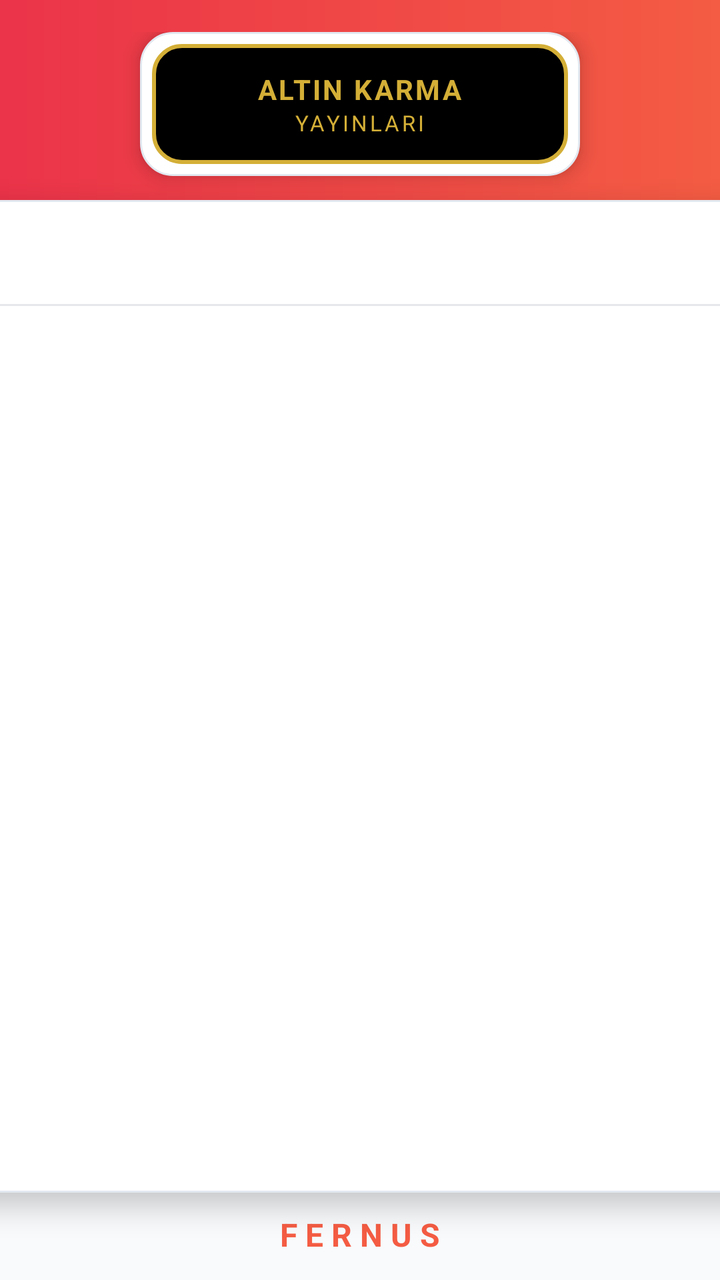
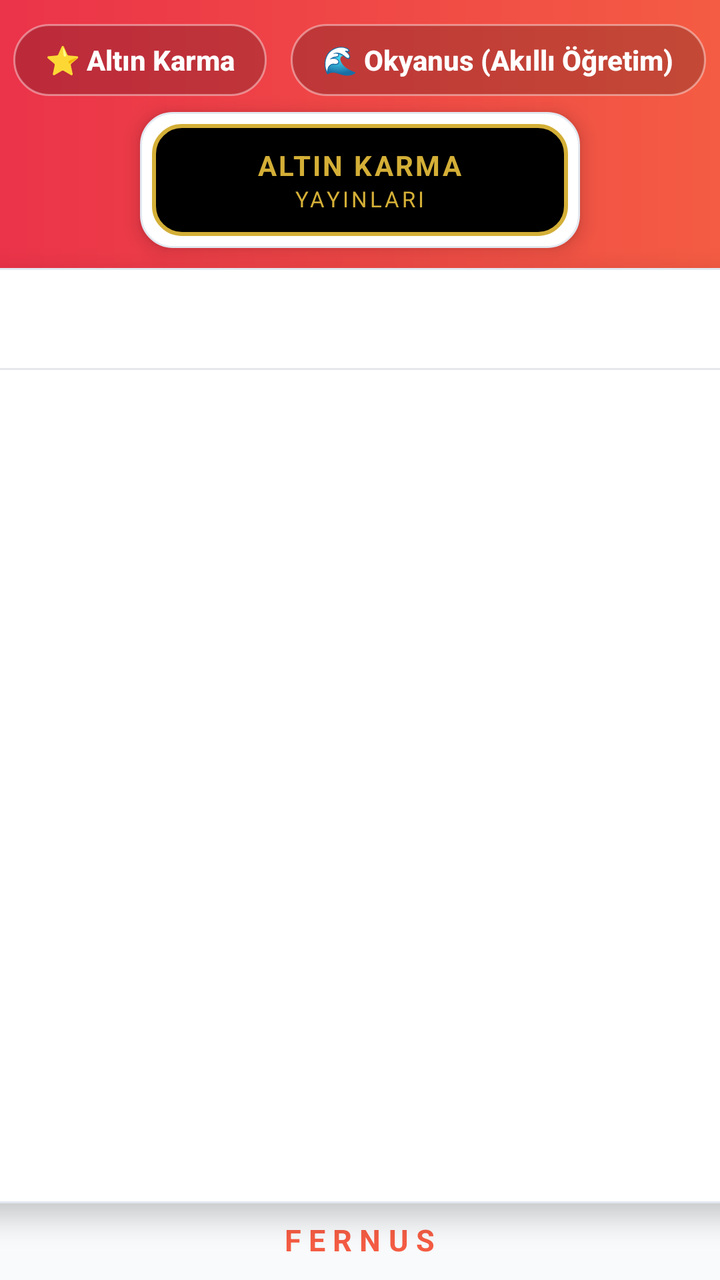

The first picture is an Android layout as it rendered before a commit; the second is the same layout after the commit. The layout source and the unified diff follow.
<!-- AndroidManifest.xml: application theme Theme.VideoCozumTV -->
<!-- res/layout/activity_main.xml -->
<?xml version="1.0" encoding="utf-8"?>
<RelativeLayout xmlns:android="http://schemas.android.com/apk/res/android"
    android:layout_width="match_parent"
    android:layout_height="match_parent"
    android:background="#F8FAFC">

    
    <View
        android:layout_width="match_parent"
        android:layout_height="180dp"
        android:background="@drawable/bg_header_gradient" />

    
    <LinearLayout
        android:layout_width="match_parent"
        android:layout_height="match_parent"
        android:gravity="center_horizontal"
        android:orientation="vertical"
        android:paddingTop="16dp"
        android:paddingBottom="12dp">

        
        <FrameLayout
            android:layout_width="220dp"
            android:layout_height="72dp"
            android:layout_marginBottom="12dp"
            android:background="@drawable/card_white_rounded"
            android:elevation="6dp"
            android:padding="6dp">

            <LinearLayout
                android:layout_width="match_parent"
                android:layout_height="match_parent"
                android:background="@drawable/badge_logo"
                android:gravity="center"
                android:orientation="vertical">

                <TextView
                    android:layout_width="wrap_content"
                    android:layout_height="wrap_content"
                    android:letterSpacing="0.08"
                    android:text="ALTIN KARMA"
                    android:textColor="#D4AF37"
                    android:textSize="14sp"
                    android:textStyle="bold" />

                <TextView
                    android:layout_width="wrap_content"
                    android:layout_height="wrap_content"
                    android:letterSpacing="0.12"
                    android:text="YAYINLARI"
                    android:textColor="#D4AF37"
                    android:textSize="11sp" />
            </LinearLayout>
        </FrameLayout>

        
        <LinearLayout
            android:layout_width="720dp"
            android:layout_height="0dp"
            android:layout_weight="1"
            android:background="@drawable/card_white_rounded"
            android:elevation="8dp"
            android:orientation="vertical">

            
            <LinearLayout
                android:id="@+id/layout_header_bar"
                android:layout_width="match_parent"
                android:layout_height="48dp"
                android:gravity="center_vertical"
                android:orientation="horizontal"
                android:paddingStart="12dp"
                android:paddingEnd="16dp"
                android:visibility="gone">

                <ImageButton
                    android:id="@+id/btn_back"
                    android:layout_width="40dp"
                    android:layout_height="40dp"
                    android:background="?attr/selectableItemBackgroundBorderless"
                    android:clickable="true"
                    android:contentDescription="Geri Dön"
                    android:focusable="true"
                    android:src="@drawable/ic_arrow_back" />

                <TextView
                    android:id="@+id/txt_header_title"
                    android:layout_width="0dp"
                    android:layout_height="wrap_content"
                    android:layout_marginStart="8dp"
                    android:layout_weight="1"
                    android:ellipsize="end"
                    android:maxLines="1"
                    android:textColor="#1F2937"
                    android:textSize="18sp"
                    android:textStyle="bold" />
            </LinearLayout>

            
            <LinearLayout
                android:layout_width="match_parent"
                android:layout_height="52dp"
                android:gravity="center_vertical"
                android:orientation="horizontal"
                android:paddingStart="20dp"
                android:paddingEnd="20dp">

                <ImageView
                    android:layout_width="22dp"
                    android:layout_height="22dp"
                    android:layout_marginEnd="12dp"
                    android:src="@drawable/ic_search" />

                <EditText
                    android:id="@+id/edt_search"
                    android:layout_width="match_parent"
                    android:layout_height="match_parent"
                    android:background="@null"
                    android:hint="Yazmaya başla..."
                    android:focusable="false"
                    android:clickable="true"
                    android:imeOptions="actionSearch"
                    android:inputType="text"
                    android:singleLine="true"
                    android:textColor="#374151"
                    android:textColorHint="#9CA3AF"
                    android:textSize="16sp" />
            </LinearLayout>

            
            <View
                android:layout_width="match_parent"
                android:layout_height="1dp"
                android:background="#E5E7EB" />

            
            <FrameLayout
                android:layout_width="match_parent"
                android:layout_height="0dp"
                android:layout_weight="1">

                <androidx.recyclerview.widget.RecyclerView
                    android:id="@+id/recycler_source_list"
                    android:layout_width="match_parent"
                    android:layout_height="match_parent"
                    android:scrollbars="vertical" />

                <ProgressBar
                    android:id="@+id/progress_loading"
                    android:layout_width="48dp"
                    android:layout_height="48dp"
                    android:layout_gravity="center"
                    android:indeterminateTint="#F45C43"
                    android:visibility="gone" />
            </FrameLayout>

        </LinearLayout>

        
        <TextView
            android:layout_width="wrap_content"
            android:layout_height="wrap_content"
            android:layout_marginTop="10dp"
            android:letterSpacing="0.25"
            android:text="FERNUS"
            android:textColor="#F45C43"
            android:textSize="16sp"
            android:textStyle="bold" />

    </LinearLayout>

</RelativeLayout>
<!-- resources referenced by this layout -->
<resources>
  <!-- drawable badge_logo (drawable) -->
  <?xml version="1.0" encoding="utf-8"?>
  <shape xmlns:android="http://schemas.android.com/apk/res/android"
      android:shape="rectangle">
      <corners android:radius="14dp" />
      <solid android:color="#000000" />
      <stroke android:width="2dp" android:color="#D4AF37" />
  </shape>
  <!-- drawable bg_header_gradient (drawable) -->
  <?xml version="1.0" encoding="utf-8"?>
  <shape xmlns:android="http://schemas.android.com/apk/res/android"
      android:shape="rectangle">
      <gradient
          android:angle="0"
          android:endColor="#F45C43"
          android:startColor="#EB3349"
          android:type="linear" />
  </shape>
  <!-- drawable card_white_rounded (drawable) -->
  <?xml version="1.0" encoding="utf-8"?>
  <shape xmlns:android="http://schemas.android.com/apk/res/android"
      android:shape="rectangle">
      <corners android:radius="16dp" />
      <solid android:color="#FFFFFF" />
      <stroke android:width="1dp" android:color="#E2E8F0" />
  </shape>
  <!-- drawable ic_arrow_back (drawable) -->
  <?xml version="1.0" encoding="utf-8"?>
  <vector xmlns:android="http://schemas.android.com/apk/res/android"
      android:width="28dp"
      android:height="28dp"
      android:viewportWidth="24"
      android:viewportHeight="24">
      <path
          android:fillColor="#374151"
          android:pathData="M20,11H7.83l5.59,-5.59L12,4l-8,8 8,8 1.41,-1.41L7.83,13H20v-2z" />
  </vector>
  <!-- drawable ic_search (drawable) -->
  <?xml version="1.0" encoding="utf-8"?>
  <vector xmlns:android="http://schemas.android.com/apk/res/android"
      android:width="24dp"
      android:height="24dp"
      android:viewportWidth="24"
      android:viewportHeight="24">
      <path
          android:fillColor="#9CA3AF"
          android:pathData="M15.5,14h-0.79l-0.28,-0.27C15.41,12.59 16,11.11 16,9.5 16,5.91 13.09,3 9.5,3S3,5.91 3,9.5 5.91,16 9.5,16c1.61,0 3.09,-0.59 4.23,-1.57l0.27,0.28v0.79l5,4.99L20.49,19l-4.99,-5zM9.5,14C7.01,14 5,11.99 5,9.5S7.01,5 9.5,5 14,7.01 14,9.5 11.99,14 9.5,14z" />
  </vector>
  <style name="Theme.VideoCozumTV" parent="Theme.MaterialComponents.DayNight.NoActionBar">
          <item name="android:windowBackground">@color/bg_main</item>
          <item name="android:textColorPrimary">@color/text_primary</item>
          <item name="android:statusBarColor">@color/bg_main</item>
          <item name="android:navigationBarColor">@color/bg_main</item>
      </style>
  <color name="bg_main">#0B1120</color>
  <color name="text_primary">#F8FAFC</color>
</resources>

<!-- the commit's change to res/layout/activity_main.xml (unified diff, before → after) -->
@@ -6,8 +6,9 @@
 
     
     <View
+        android:id="@+id/bg_header"
         android:layout_width="match_parent"
-        android:layout_height="180dp"
+        android:layout_height="190dp"
         android:background="@drawable/bg_header_gradient" />
 
     
@@ -16,19 +17,61 @@
         android:layout_height="match_parent"
         android:gravity="center_horizontal"
         android:orientation="vertical"
-        android:paddingTop="16dp"
-        android:paddingBottom="12dp">
+        android:paddingTop="12dp"
+        android:paddingBottom="10dp">
+
+        
+        <LinearLayout
+            android:layout_width="wrap_content"
+            android:layout_height="wrap_content"
+            android:layout_marginBottom="8dp"
+            android:gravity="center"
+            android:orientation="horizontal">
+
+            <Button
+                android:id="@+id/btn_tab_altinkarma"
+                android:layout_width="wrap_content"
+                android:layout_height="36dp"
+                android:layout_marginEnd="12dp"
+                android:background="@drawable/tab_button_selector"
+                android:clickable="true"
+                android:focusable="true"
+                android:paddingStart="16dp"
+                android:paddingEnd="16dp"
+                android:text="⭐ Altın Karma"
+                android:textAllCaps="false"
+                android:textColor="@color/tab_text_color"
+                android:textSize="14sp"
+                android:textStyle="bold" />
+
+            <Button
+                android:id="@+id/btn_tab_okyanus"
+                android:layout_width="wrap_content"
+                android:layout_height="36dp"
+                android:background="@drawable/tab_button_selector"
+                android:clickable="true"
+                android:focusable="true"
+                android:paddingStart="16dp"
+                android:paddingEnd="16dp"
+                android:text="🌊 Okyanus (Akıllı Öğretim)"
+                android:textAllCaps="false"
+                android:textColor="@color/tab_text_color"
+                android:textSize="14sp"
+                android:textStyle="bold" />
+        </LinearLayout>
 
         
         <FrameLayout
+            android:id="@+id/badge_container"
             android:layout_width="220dp"
-            android:layout_height="72dp"
-            android:layout_marginBottom="12dp"
+            android:layout_height="68dp"
+            android:layout_marginBottom="10dp"
             android:background="@drawable/card_white_rounded"
             android:elevation="6dp"
             android:padding="6dp">
 
             <LinearLayout
+                android:id="@+id/badge_inner"
                 android:layout_width="match_parent"
                 android:layout_height="match_parent"
                 android:background="@drawable/badge_logo"
@@ -36,6 +79,7 @@
                 android:orientation="vertical">
 
                 <TextView
+                    android:id="@+id/txt_badge_line1"
                     android:layout_width="wrap_content"
                     android:layout_height="wrap_content"
                     android:letterSpacing="0.08"
@@ -45,6 +89,7 @@
                     android:textStyle="bold" />
 
                 <TextView
+                    android:id="@+id/txt_badge_line2"
                     android:layout_width="wrap_content"
                     android:layout_height="wrap_content"
                     android:letterSpacing="0.12"
@@ -56,7 +101,7 @@
 
         
         <LinearLayout
-            android:layout_width="720dp"
+            android:layout_width="740dp"
             android:layout_height="0dp"
             android:layout_weight="1"
             android:background="@drawable/card_white_rounded"
@@ -65,95 +110,190 @@
 
             
             <LinearLayout
-                android:id="@+id/layout_header_bar"
+                android:id="@+id/container_altinkarma"
                 android:layout_width="match_parent"
-                android:layout_height="48dp"
-                android:gravity="center_vertical"
-                android:orientation="horizontal"
-                android:paddingStart="12dp"
-                android:paddingEnd="16dp"
-                android:visibility="gone">
-
-                <ImageButton
-                    android:id="@+id/btn_back"
-                    android:layout_width="40dp"
-                    android:layout_height="40dp"
-                    android:background="?attr/selectableItemBackgroundBorderless"
-                    android:clickable="true"
-                    android:contentDescription="Geri Dön"
-                    android:focusable="true"
-                    android:src="@drawable/ic_arrow_back" />
-
-                <TextView
-                    android:id="@+id/txt_header_title"
-                    android:layout_width="0dp"
-                    android:layout_height="wrap_content"
-                    android:layout_marginStart="8dp"
+                android:layout_height="match_parent"
+                android:orientation="vertical"
+                android:visibility="visible">
+
+                
+                <LinearLayout
+                    android:id="@+id/layout_header_bar"
+                    android:layout_width="match_parent"
+                    android:layout_height="48dp"
+                    android:gravity="center_vertical"
+                    android:orientation="horizontal"
+                    android:paddingStart="12dp"
+                    android:paddingEnd="16dp"
+                    android:visibility="gone">
+
+                    <ImageButton
+                        android:id="@+id/btn_back"
+                        android:layout_width="40dp"
+                        android:layout_height="40dp"
+                        android:background="?attr/selectableItemBackgroundBorderless"
+                        android:clickable="true"
+                        android:contentDescription="Geri Dön"
+                        android:focusable="true"
+                        android:src="@drawable/ic_arrow_back" />
+
+                    <TextView
+                        android:id="@+id/txt_header_title"
+                        android:layout_width="0dp"
+                        android:layout_height="wrap_content"
+                        android:layout_marginStart="8dp"
+                        android:layout_weight="1"
+                        android:ellipsize="end"
+                        android:maxLines="1"
+                        android:textColor="#1F2937"
+                        android:textSize="18sp"
+                        android:textStyle="bold" />
+                </LinearLayout>
+
+                
+                <LinearLayout
+                    android:layout_width="match_parent"
+                    android:layout_height="50dp"
+                    android:gravity="center_vertical"
+                    android:orientation="horizontal"
+                    android:paddingStart="20dp"
+                    android:paddingEnd="20dp">
+
+                    <ImageView
+                        android:layout_width="22dp"
+                        android:layout_height="22dp"
+                        android:layout_marginEnd="12dp"
+                        android:src="@drawable/ic_search" />
+
+                    <EditText
+                        android:id="@+id/edt_search"
+                        android:layout_width="match_parent"
+                        android:layout_height="match_parent"
+                        android:background="@null"
+                        android:clickable="true"
+                        android:focusable="false"
+                        android:hint="Yazmaya başla..."
+                        android:imeOptions="actionSearch"
+                        android:inputType="text"
+                        android:singleLine="true"
+                        android:textColor="#374151"
+                        android:textColorHint="#9CA3AF"
+                        android:textSize="16sp" />
+                </LinearLayout>
+
+                
+                <View
+                    android:layout_width="match_parent"
+                    android:layout_height="1dp"
+                    android:background="#E5E7EB" />
+
+                
+                <FrameLayout
+                    android:layout_width="match_parent"
+                    android:layout_height="0dp"
                     android:layout_weight="1"
-                    android:ellipsize="end"
-                    android:maxLines="1"
-                    android:textColor="#1F2937"
-                    android:textSize="18sp"
-                    android:textStyle="bold" />
+                    android:paddingTop="4dp"
+                    android:paddingBottom="4dp">
+
+                    <androidx.recyclerview.widget.RecyclerView
+                        android:id="@+id/recycler_source_list"
+                        android:layout_width="match_parent"
+                        android:layout_height="match_parent"
+                        android:clipToPadding="false"
+                        android:scrollbars="vertical" />
+
+                    <ProgressBar
+                        android:id="@+id/progress_loading"
+                        android:layout_width="48dp"
+                        android:layout_height="48dp"
+                        android:layout_gravity="center"
+                        android:indeterminateTint="#F45C43"
+                        android:visibility="gone" />
+                </FrameLayout>
             </LinearLayout>
 
             
             <LinearLayout
+                android:id="@+id/container_okyanus"
                 android:layout_width="match_parent"
-                android:layout_height="52dp"
-                android:gravity="center_vertical"
-                android:orientation="horizontal"
-                android:paddingStart="20dp"
-                android:paddingEnd="20dp">
-
-                <ImageView
-                    android:layout_width="22dp"
-                    android:layout_height="22dp"
-                    android:layout_marginEnd="12dp"
-                    android:src="@drawable/ic_search" />
-
-                <EditText
-                    android:id="@+id/edt_search"
-                    android:layout_width="match_parent"
-                    android:layout_height="match_parent"
-                    android:background="@null"
-                    android:hint="Yazmaya başla..."
-                    android:focusable="false"
+                android:layout_height="match_parent"
+                android:gravity="center_horizontal"
+                android:orientation="vertical"
+                android:padding="24dp"
+                android:visibility="gone">
+
+                <TextView
+                    android:layout_width="wrap_content"
+                    android:layout_height="wrap_content"
+                    android:text="Okyanus Video Çözüm &amp; Akıllı Öğretim"
+                    android:textColor="#0284C7"
+                    android:textSize="20sp"
+                    android:textStyle="bold" />
+
+                <TextView
+                    android:layout_width="wrap_content"
+                    android:layout_height="wrap_content"
+                    android:layout_marginTop="6dp"
+                    android:gravity="center"
+                    android:text="Kitabınızdaki testin köşesindeki karekod numarasını girin veya portalı açın"
+                    android:textColor="#64748B"
+                    android:textSize="14sp" />
+
+                
+                <LinearLayout
+                    android:layout_width="440dp"
+                    android:layout_height="52dp"
+                    android:layout_marginTop="20dp"
+                    android:background="@drawable/item_list_selector"
+                    android:gravity="center_vertical"
+                    android:orientation="horizontal"
+                    android:paddingStart="16dp"
+                    android:paddingEnd="16dp">
+
+                    <EditText
+                        android:id="@+id/edt_okyanus_code"
+                        android:layout_width="0dp"
+                        android:layout_height="match_parent"
+                        android:layout_weight="1"
+                        android:background="@null"
+                        android:hint="Barkod No (Örn: 36457)"
+                        android:imeOptions="actionGo"
+                        android:inputType="number"
+                        android:singleLine="true"
+                        android:textColor="#0F172A"
+                        android:textColorHint="#94A3B8"
+                        android:textSize="17sp" />
+
+                    <Button
+                        android:id="@+id/btn_okyanus_go"
+                        android:layout_width="wrap_content"
+                        android:layout_height="38dp"
+                        android:background="@drawable/tab_button_selector"
+                        android:clickable="true"
+                        android:focusable="true"
+                        android:paddingStart="14dp"
+                        android:paddingEnd="14dp"
+                        android:text="Aç"
+                        android:textColor="#0284C7"
+                        android:textSize="15sp"
+                        android:textStyle="bold" />
+                </LinearLayout>
+
+                
+                <Button
+                    android:id="@+id/btn_open_akilliogretim"
+                    android:layout_width="440dp"
+                    android:layout_height="48dp"
+                    android:layout_marginTop="16dp"
+                    android:background="@drawable/item_list_selector"
                     android:clickable="true"
-                    android:imeOptions="actionSearch"
-                    android:inputType="text"
-                    android:singleLine="true"
-                    android:textColor="#374151"
-                    android:textColorHint="#9CA3AF"
-                    android:textSize="16sp" />
+                    android:focusable="true"
+                    android:text="🌐 Akıllı Öğretim Web Portalını Aç"
+                    android:textColor="#0284C7"
+                    android:textSize="16sp"
+                    android:textStyle="bold" />
+
             </LinearLayout>
-
-            
-            <View
-                android:layout_width="match_parent"
-                android:layout_height="1dp"
-                android:background="#E5E7EB" />
-
-            
-            <FrameLayout
-                android:layout_width="match_parent"
-                android:layout_height="0dp"
-                android:layout_weight="1">
-
-                <androidx.recyclerview.widget.RecyclerView
-                    android:id="@+id/recycler_source_list"
-                    android:layout_width="match_parent"
-                    android:layout_height="match_parent"
-                    android:scrollbars="vertical" />
-
-                <ProgressBar
-                    android:id="@+id/progress_loading"
-                    android:layout_width="48dp"
-                    android:layout_height="48dp"
-                    android:layout_gravity="center"
-                    android:indeterminateTint="#F45C43"
-                    android:visibility="gone" />
-            </FrameLayout>
 
         </LinearLayout>
 
@@ -161,11 +301,11 @@
         <TextView
             android:layout_width="wrap_content"
             android:layout_height="wrap_content"
-            android:layout_marginTop="10dp"
+            android:layout_marginTop="8dp"
             android:letterSpacing="0.25"
             android:text="FERNUS"
             android:textColor="#F45C43"
-            android:textSize="16sp"
+            android:textSize="15sp"
             android:textStyle="bold" />
 
     </LinearLayout>
<!-- resource entries referenced after the edit -->
@@ -48,6 +48,31 @@
           android:fillColor="#9CA3AF"
           android:pathData="M15.5,14h-0.79l-0.28,-0.27C15.41,12.59 16,11.11 16,9.5 16,5.91 13.09,3 9.5,3S3,5.91 3,9.5 5.91,16 9.5,16c1.61,0 3.09,-0.59 4.23,-1.57l0.27,0.28v0.79l5,4.99L20.49,19l-4.99,-5zM9.5,14C7.01,14 5,11.99 5,9.5S7.01,5 9.5,5 14,7.01 14,9.5 11.99,14 9.5,14z" />
   </vector>
+  <!-- drawable tab_button_selector (drawable) -->
+  <?xml version="1.0" encoding="utf-8"?>
+  <selector xmlns:android="http://schemas.android.com/apk/res/android">
+      <item android:state_focused="true">
+          <shape android:shape="rectangle">
+              <solid android:color="#FFFFFF" />
+              <stroke android:width="3dp" android:color="#FFD700" />
+              <corners android:radius="20dp" />
+          </shape>
+      </item>
+      <item android:state_selected="true">
+          <shape android:shape="rectangle">
+              <solid android:color="#FFFFFF" />
+              <stroke android:width="2dp" android:color="#D4AF37" />
+              <corners android:radius="20dp" />
+          </shape>
+      </item>
+      <item>
+          <shape android:shape="rectangle">
+              <solid android:color="#33000000" />
+              <stroke android:width="1dp" android:color="#66FFFFFF" />
+              <corners android:radius="20dp" />
+          </shape>
+      </item>
+  </selector>
   <style name="Theme.VideoCozumTV" parent="Theme.MaterialComponents.DayNight.NoActionBar">
           <item name="android:windowBackground">@color/bg_main</item>
           <item name="android:textColorPrimary">@color/text_primary</item>
